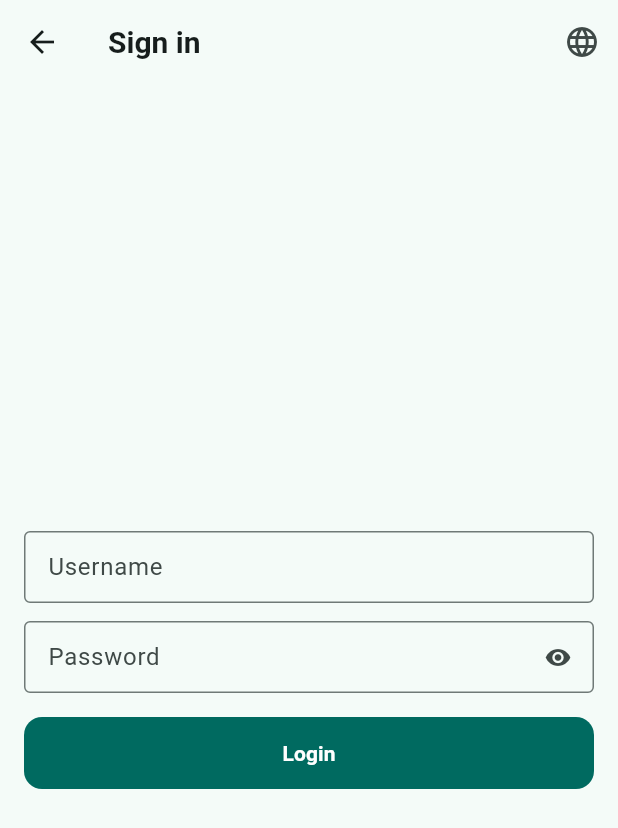
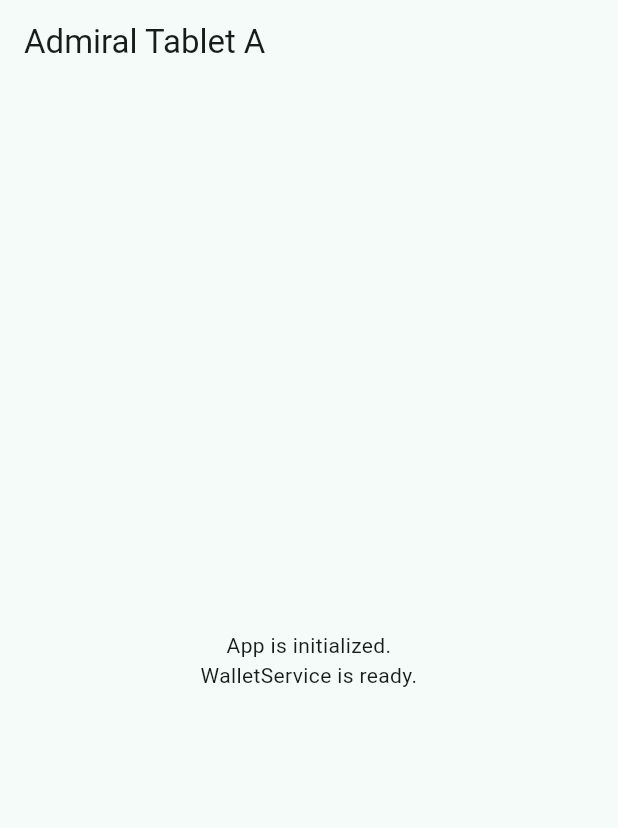
Before and after one commit to mustphache/admiral_tablet_a, a Flutter app: the screen it shows after launch, on a phone screen of 412 x 824 dp. Shown: the top 828 px of the screen. Run offline on Flutter 3.47's test engine with Material 3 defaults, Android fonts, the phone set to English and light mode, and no system bars; our stand-ins replace equatable, pdf, shared_preferences.

Commit message:
[auto] sync: 2025-10-13 17:02:05

```diff
--- a/lib/main.dart
+++ b/lib/main.dart
@@ -1,81 +1,47 @@
 import 'package:flutter/material.dart';
-import 'package:flutter_localizations/flutter_localizations.dart';
 
-import 'package:admiral_tablet_a/l10n/generated/app_localizations.dart';
-import 'package:admiral_tablet_a/ui/theme/app_theme.dart';
-import 'package:admiral_tablet_a/ui/theme/theme_controller.dart';
-import 'package:admiral_tablet_a/ui/app_routes.dart';
+// 🟢 مهم: تهيئة خدمة المحفظة (repo + service)
+import 'package:admiral_tablet_a/state/services/init_wallet.dart';
 
-// ✅ إضافة مؤكَّدة: تحميل حالة اليوم قبل بناء الواجهة
-import 'package:admiral_tablet_a/core/session/index.dart';
-
-Future<void> main() async {
+void main() {
   WidgetsFlutterBinding.ensureInitialized();
-  await DaySessionStore().load(); // ✅ استرجاع حالة اليوم قبل runApp
+  Services.I.init(); // ← هذا السطر ضروري لتفعيل WalletService عبر المشروع
   runApp(const MyApp());
 }
 
-class MyApp extends StatefulWidget {
+/// ملاحظة:
+/// - لو عندك MyApp خاصتك، احتفظ به.
+/// - هذه نسخة بسيطة لضمان التشغيل حتى لو ما كانش عندك MyApp جاهز.
+class MyApp extends StatelessWidget {
   const MyApp({super.key});
-
-  /// لتغيير اللغة من أي ويدجت (يستعملها LangSwitcher)
-  static void setLocale(BuildContext context, Locale newLocale) {
-    final _MyAppState? state = context.findAncestorStateOfType<_MyAppState>();
-    state?.setLocale(newLocale);
-  }
-
-  @override
-  State<MyApp> createState() => _MyAppState();
-}
-
-class _MyAppState extends State<MyApp> {
-  /// لو تحب اعتماد لغة النظام اتركها null
-  Locale? _locale = const Locale('en');
-
-  void setLocale(Locale locale) {
-    setState(() => _locale = locale);
-  }
 
   @override
   Widget build(BuildContext context) {
-    final themeCtrl = ThemeController.instance;
-
-    return ValueListenableBuilder<ThemeMode>(
-      valueListenable: themeCtrl.mode,
-      builder: (_, themeMode, __) {
-        return MaterialApp(
-          title: 'ADMIRAL — Tablet A',
-          debugShowCheckedModeBanner: false,
-
-          // اللغات والترجمة
-          locale: _locale,
-          supportedLocales: AppLocalizations.supportedLocales,
-          localizationsDelegates: const [
-            AppLocalizations.delegate,
-            GlobalMaterialLocalizations.delegate,
-            GlobalWidgetsLocalizations.delegate,
-            GlobalCupertinoLocalizations.delegate,
-          ],
-
-          // fallback لو لغة الجهاز غير مدعومة
-          localeResolutionCallback: (deviceLocale, supported) {
-            if (deviceLocale == null) return supported.first;
-            for (final l in supported) {
-              if (l.languageCode == deviceLocale.languageCode) return l;
-            }
-            return supported.first;
-          },
-
-          // الثيم كما في مشروعك
-          theme: AppTheme.light(),
-          darkTheme: AppTheme.dark(),
-          themeMode: themeMode,
-
-          // الراوتينغ كما هو في الريبو
-          onGenerateRoute: AppRoutes.onGenerateRoute,
-          initialRoute: AppRoutes.login,
-        );
-      },
+    return MaterialApp(
+      title: 'Admiral Tablet A',
+      debugShowCheckedModeBanner: false,
+      theme: ThemeData(
+        colorScheme: ColorScheme.fromSeed(seedColor: Colors.teal),
+        useMaterial3: true,
+      ),
+      home: const _BootstrapScreen(),
     );
   }
 }
+
+class _BootstrapScreen extends StatelessWidget {
+  const _BootstrapScreen({super.key});
+
+  @override
+  Widget build(BuildContext context) {
+    return Scaffold(
+      appBar: AppBar(title: const Text('Admiral Tablet A')),
+      body: const Center(
+        child: Text(
+          'App is initialized.\nWalletService is ready.',
+          textAlign: TextAlign.center,
+        ),
+      ),
+    );
+  }
+}
```
